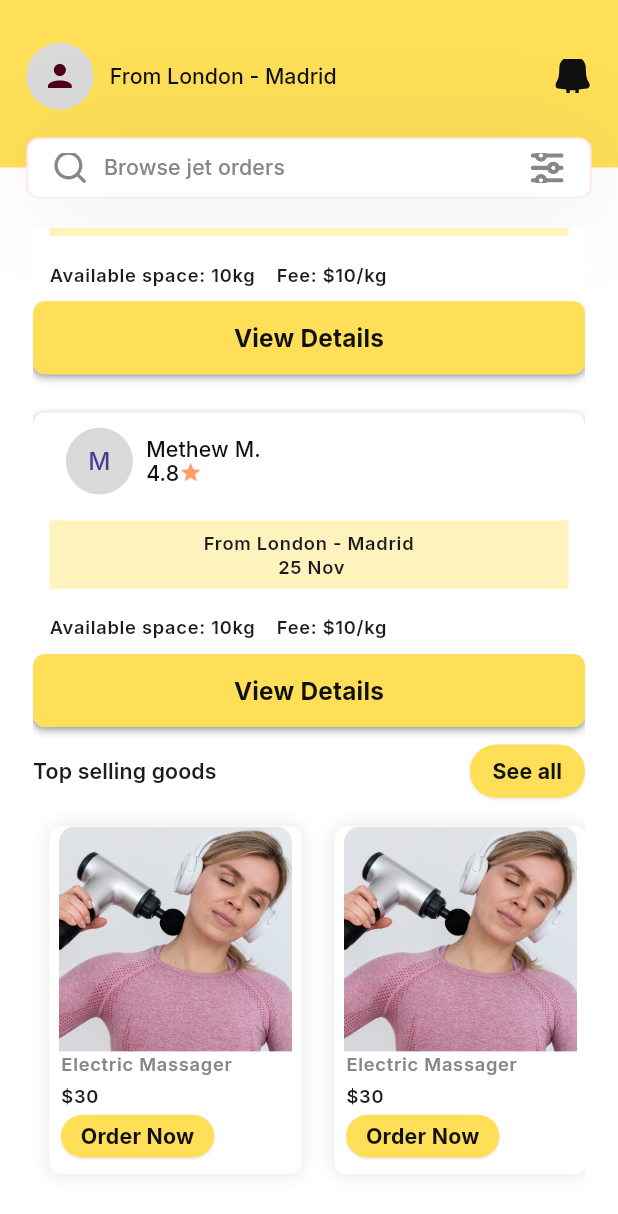
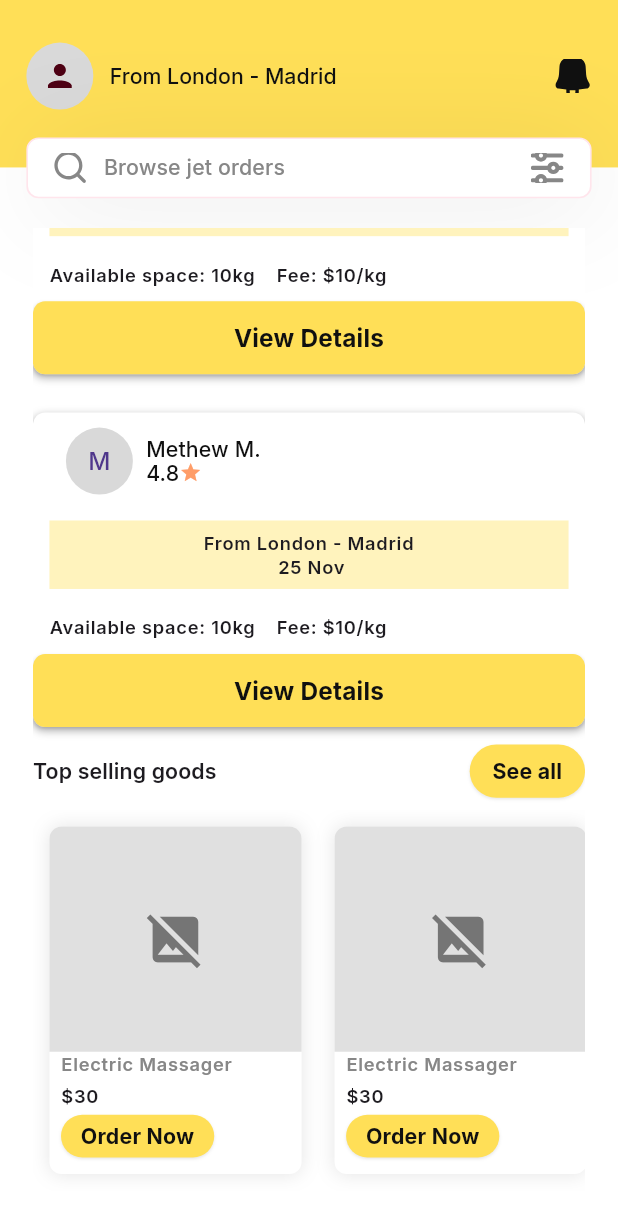
Before and after one commit to M-AWAIS786/jetpickerclientrepository, a Flutter app: the OrdererHomeScreen screen opened directly, scrolled down 348 dp, on a phone screen of 412 x 824 dp. Shown: the top 1214 px of the screen. Run offline on Flutter 3.47's test engine with Material 3 defaults, Android fonts, the phone set to English and light mode, and no system bars; our stand-ins replace flutter_screenutil, flutter_svg, google_fonts.

Commit message:
finalize the app

```diff
--- a/lib/App/constants/app_colors.dart
+++ b/lib/App/constants/app_colors.dart
@@ -21,4 +21,5 @@ class AppColors {
   static const Color lightPink = Color(0xFFFFA58A);
   static const Color shadowColor = Color(0xFF101828);
   static const Color starColor = Color(0xFFFF9D68);
+  static const Color starsColor = Color(0xFFFF9604);
 }
--- a/lib/App/constants/app_images.dart
+++ b/lib/App/constants/app_images.dart
@@ -9,10 +9,10 @@ class AppImages {
   static const String playButton = '$_assets/PlayButton.png';
   static const String jetOrderer = '$_assets/jetOrderer.png';
   static const String jetPicker = '$_assets/jetPicker.png';
-  static const String massagerImage = '$_assets/massager.png';
   static const String mastercardImage = '$_assets/mastercard.png';
   static const String paypalImage = '$_assets/paypal.png';
   static const String watchImage = '$_assets/watchImage.png';
+  static const String massagerImage = '$_assets/massagerImage.png';
 
   //Assets SVGs
   static const String jetPickerImage = '$_svgs/jetPickerImage.svg';
--- a/lib/App/views/order_screen/accept_orderdetail_screen.dart
+++ b/lib/App/views/order_screen/accept_orderdetail_screen.dart
@@ -104,7 +104,7 @@ class _AcceptOrderdetailScreenState extends State<AcceptOrderdetailScreen> {
                   ],
                 ),
                 child: Center(
-                  child: SharePictures(imagePath: AppImages.watchImage),
+                  child: SharePictures(imagePath: AppImages.cameraIcon),
                 ),
               ),
               20.h.ph,
--- a/lib/App/views/orderer_side/delivery_route/order_information_screen.dart
+++ b/lib/App/views/orderer_side/delivery_route/order_information_screen.dart
@@ -56,7 +56,7 @@ class _OrderInformationScreenState extends State<OrderInformationScreen> {
                       ],
                     ),
                     child: Center(
-                      child: SharePictures(imagePath: AppImages.watchImage),
+                      child: SharePictures(imagePath: AppImages.cameraIcon),
                     ),
                   ),
                   Container(
--- a/lib/App/views/orderer_side/delivery_route/order_summery_screen.dart
+++ b/lib/App/views/orderer_side/delivery_route/order_summery_screen.dart
@@ -88,7 +88,7 @@ class _OrderSummeryScreenState extends State<OrderSummeryScreen> {
                 ],
               ),
               child: Center(
-                child: SharePictures(imagePath: AppImages.watchImage),
+                child: SharePictures(imagePath: AppImages.cameraIcon),
               ),
             ),
             71.h.ph,
--- a/lib/App/views/orderer_side/orderer_home/orderer_home_screen.dart
+++ b/lib/App/views/orderer_side/orderer_home/orderer_home_screen.dart
@@ -52,9 +52,7 @@ class OrdererHomeScreen extends StatelessWidget {
                   children: [
                     Transform.scale(
                       scale: 1.1,
-                      child: SharePictures(
-                        imagePath: AppImages.jetOrdererHomeImage,
-                      ),
+                      child: SharePictures(imagePath: AppImages.jetPickerImage),
                     ),
                     Row(
                       mainAxisAlignment: MainAxisAlignment.spaceBetween,
@@ -80,7 +78,6 @@ class OrdererHomeScreen extends StatelessWidget {
 
                     SizedBox(
                       height: 450.h,
-                      child: Expanded(
                       child: ListView.builder(
                         physics: BouncingScrollPhysics(),
                         itemCount: 2,
@@ -90,7 +87,6 @@ class OrdererHomeScreen extends StatelessWidget {
                             child: OrdererHomeCard(),
                           );
                         },
-                        ),
                       ),
                     ),
                     Row(
@@ -117,7 +113,6 @@ class OrdererHomeScreen extends StatelessWidget {
                     8.h.ph,
                     SizedBox(
                       height: 250.h,
-                      child: Expanded(
                       child: ListView.builder(
                         physics: BouncingScrollPhysics(),
                         scrollDirection: Axis.horizontal,
@@ -125,7 +120,6 @@ class OrdererHomeScreen extends StatelessWidget {
                         itemBuilder: (context, index) {
                           return OrderNowContainer();
                         },
-                        ),
                       ),
                     ),
                     30.h.ph,
--- a/lib/App/widgets/order_now_container.dart
+++ b/lib/App/widgets/order_now_container.dart
@@ -4,9 +4,9 @@ import 'package:flutter_screenutil/flutter_screenutil.dart';
 import 'package:jet_picks_app/App/widgets/custom_button.dart';
 
 import '../constants/app_colors.dart';
-import '../constants/app_images.dart';
+
 import '../constants/app_strings.dart';
-import '../utils/share_pictures.dart';
+
 
 class OrderNowContainer extends StatelessWidget {
   const OrderNowContainer({super.key});
@@ -31,10 +31,18 @@ class OrderNowContainer extends StatelessWidget {
       child: Column(
         crossAxisAlignment: CrossAxisAlignment.start,
         children: [
-          SharePictures(
-            imagePath: AppImages.massagerImage,
+          Container(
             width: 153.w,
             height: 148.h,
+            decoration: BoxDecoration(
+              color: Colors.grey.shade300,
+              borderRadius: BorderRadius.vertical(top: Radius.circular(8.r)),
+            ),
+            child: Icon(
+              Icons.image_not_supported,
+              size: 40.sp,
+              color: Colors.grey.shade600,
+            ),
           ),
           Padding(
             padding: EdgeInsets.only(left: 7.w),
@@ -58,9 +66,7 @@ class OrderNowContainer extends StatelessWidget {
                     color: AppColors.yellow3,
                     radius: 20.r,
                     fontSize: 14.sp,
-                    onPressed: () {
-
-                    },
+                    onPressed: () {},
                   ),
                 ),
               ],
```
Also changed, not shown: lib/App/views/orderer_side/orderer_order/order_history_detail_screen.dart (+16 -2 lines), assets/images/massager.png (deleted), assets/images/massagerImage.png (added). Lines whose indentation alone changed are shown as unchanged.
